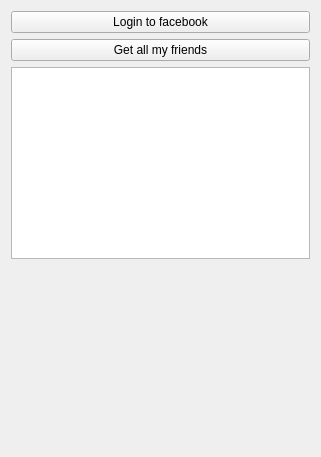
Above: mainwindow.ui from brik/facebrick before the change. Below: the same form after it.
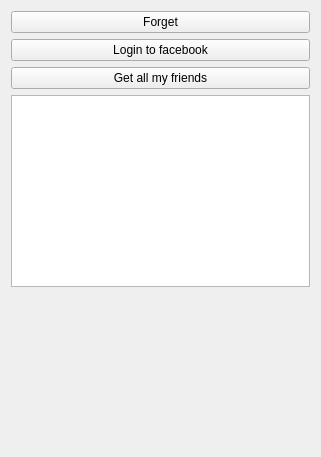
That is the form after the change.

Commit message: fixed Issue 4: sample app crashes

```diff
--- a/mainwindow.ui
+++ b/mainwindow.ui
@@ -15,6 +15,13 @@
   </property>
   <widget class="QWidget" name="centralWidget">
    <layout class="QVBoxLayout" name="verticalLayout">
+    <item>
+     <widget class="QPushButton" name="buttonForget">
+      <property name="text">
+       <string>Forget</string>
+      </property>
+     </widget>
+    </item>
     <item>
      <widget class="QPushButton" name="pushButton">
       <property name="text">
```
The commit also changes 2 other files.
